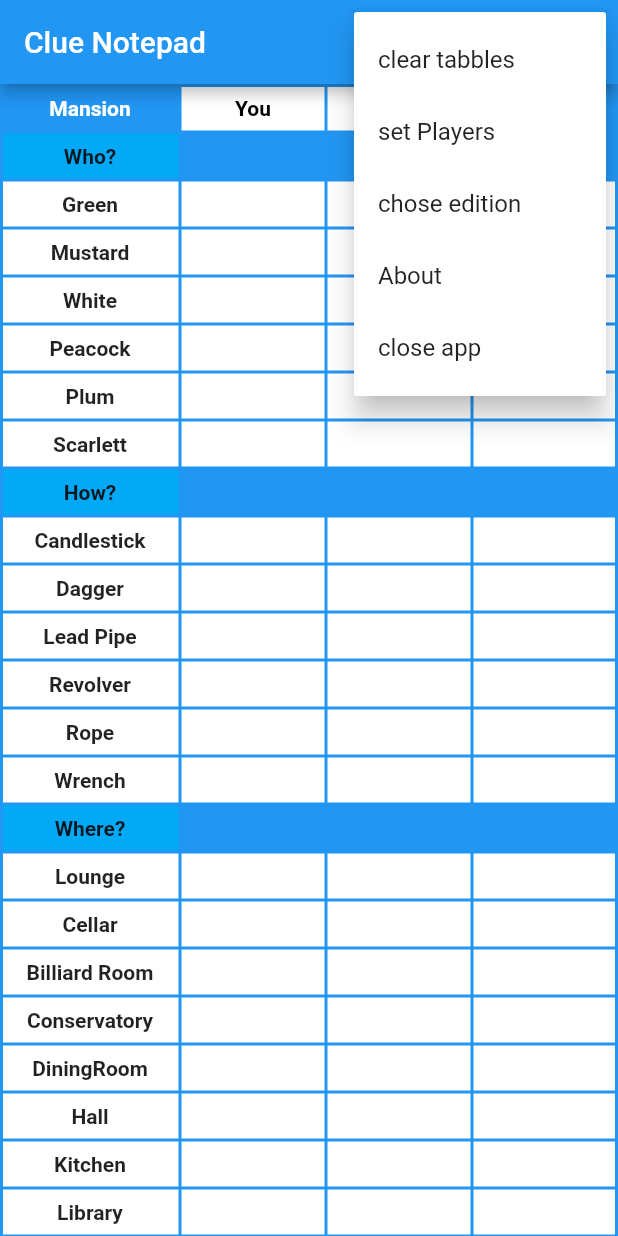
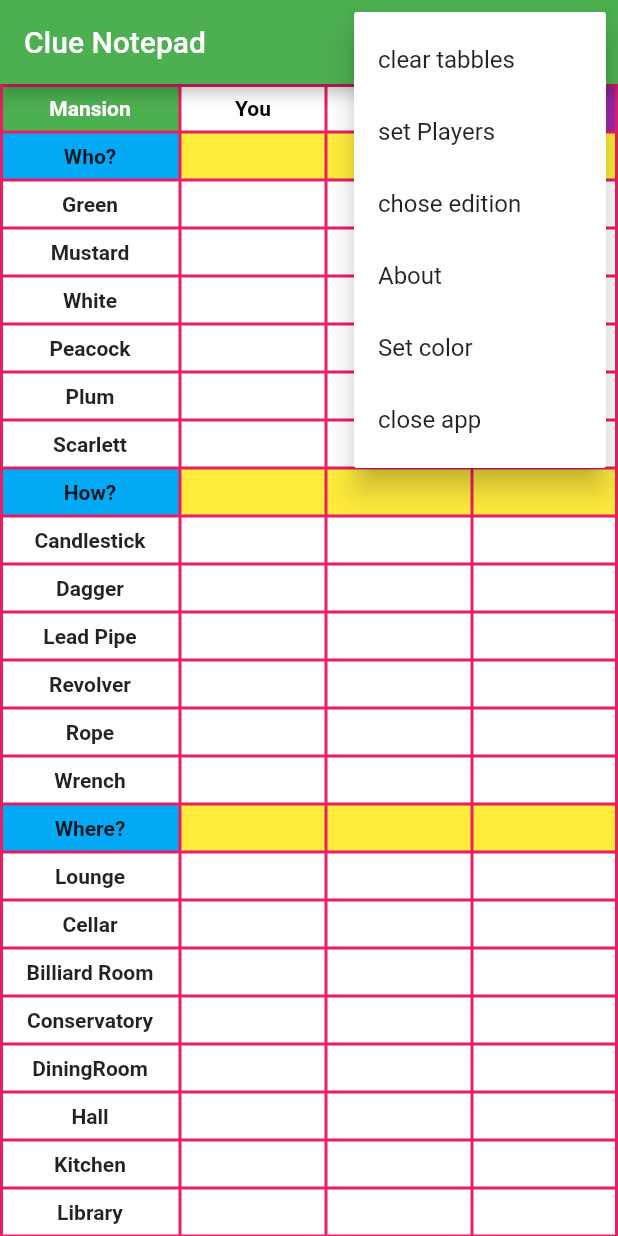
Before and after one commit to Cepeen/ClueNotepad, a Flutter app: the screen it shows after launch, after a tap on the "more vert" icon, on a phone screen of 412 x 824 dp. Run offline on Flutter 3.47's test engine with Material 2 defaults, Android fonts, the phone set to English and light mode, and no system bars; our stand-ins replace package_info_plus; generated files the repository leaves out were written again.

Commit message:
themes testing

```diff
--- a/lib/main.dart
+++ b/lib/main.dart
@@ -1,14 +1,14 @@
 import 'package:flutter/material.dart';
-import 'package:flutter/services.dart';
 import 'package:flutter_gen/gen_l10n/app_localizations.dart';
 import 'package:flutter_localizations/flutter_localizations.dart';
 import 'about.dart';
-
+import 'package:notepad/ui/global/theme/app_theme.dart';
 import 'tables.dart';
 
 void main() => runApp(const ClueNotepad());
 
 var selectedVersion;
+var selectedTheme = greenTheme;
 
 class ClueNotepad extends StatefulWidget {
   const ClueNotepad({Key key}) : super(key: key);
@@ -35,6 +35,7 @@ class _ClueNotepadState extends State<ClueNotepad> {
       ],
       title: ClueNotepad._title,
       home: AppContent(),
+      theme: selectedTheme,
     );
   }
 }
@@ -60,8 +61,7 @@ class _AppContentState extends State<AppContent> {
                       children: [
                         TextButton(
                             child: Text(AppLocalizations.of(context).clear),
-                            onPressed: () =>
-                                Navigator.of(context).pop(setState(() {
+                            onPressed: () => Navigator.of(context).pop(setState(() {
                                   playersInitial = playersInitial;
                                 }))),
                       ],
@@ -75,8 +75,7 @@ class _AppContentState extends State<AppContent> {
               context: context,
               builder: (context) => AlertDialog(
                   backgroundColor: Colors.blue[50],
-                  title: FittedBox(
-                      child: Text((AppLocalizations.of(context).howmany))),
+                  title: FittedBox(child: Text((AppLocalizations.of(context).howmany))),
                   content: Row(
                       mainAxisAlignment: MainAxisAlignment.center,
                       crossAxisAlignment: CrossAxisAlignment.center,
@@ -88,8 +87,7 @@ class _AppContentState extends State<AppContent> {
                               height: 40.0,
                               child: ElevatedButton(
                                   child: Text('2'),
-                                  onPressed: () =>
-                                      Navigator.of(context).pop(setState(() {
+                                  onPressed: () => Navigator.of(context).pop(setState(() {
                                         playersInitial = 2;
                                       })))),
                         ),
@@ -100,8 +98,7 @@ class _AppContentState extends State<AppContent> {
                               height: 40.0,
                               child: ElevatedButton(
                                   child: Text('3'),
-                                  onPressed: () =>
-                                      Navigator.of(context).pop(setState(() {
+                                  onPressed: () => Navigator.of(context).pop(setState(() {
                                         playersInitial = 3;
                                       })))),
                         ),
@@ -112,8 +109,7 @@ class _AppContentState extends State<AppContent> {
                               height: 40.0,
                               child: ElevatedButton(
                                   child: Text('4'),
-                                  onPressed: () =>
-                                      Navigator.of(context).pop(setState(() {
+                                  onPressed: () => Navigator.of(context).pop(setState(() {
                                         playersInitial = 4;
                                       })))),
                         ),
@@ -124,8 +120,7 @@ class _AppContentState extends State<AppContent> {
                               height: 40.0,
                               child: ElevatedButton(
                                   child: Text('5'),
-                                  onPressed: () =>
-                                      Navigator.of(context).pop(setState(() {
+                                  onPressed: () => Navigator.of(context).pop(setState(() {
                                         playersInitial = 5;
                                       })))),
                         ),
@@ -136,8 +131,7 @@ class _AppContentState extends State<AppContent> {
                               height: 40.0,
                               child: ElevatedButton(
                                   child: Text('6'),
-                                  onPressed: () =>
-                                      Navigator.of(context).pop(setState(() {
+                                  onPressed: () => Navigator.of(context).pop(setState(() {
                                         playersInitial = 6;
                                       })))),
                         ),
@@ -177,8 +171,7 @@ class _AppContentState extends State<AppContent> {
                                   selectedVersion = 2;
                                 }));
                               },
-                              child:
-                                  Text(AppLocalizations.of(context).discover),
+                              child: Text(AppLocalizations.of(context).discover),
                             ))),
                     SimpleDialogOption(
                         padding: const EdgeInsets.all(4.0),
@@ -200,13 +193,66 @@ class _AppContentState extends State<AppContent> {
         break;
       case 3:
         {
-          Navigator.push(
-              context, MaterialPageRoute(builder: (context) => About()));
+          Navigator.push(context, MaterialPageRoute(builder: (context) => About()));
         }
         break;
       case 4:
         {
-          SystemNavigator.pop();
+          showDialog(
+              context: context,
+              builder: (BuildContext context) {
+                return SimpleDialog(
+                  backgroundColor: Colors.blue[50],
+                  children: <Widget>[
+                    SimpleDialogOption(
+                        padding: const EdgeInsets.all(4.0),
+                        child: SizedBox(
+                            width: 20.0,
+                            height: 40.0,
+                            child: ElevatedButton(
+                              style: ElevatedButton.styleFrom(
+                                  backgroundColor: Colors.blue, //background color of button
+                                  elevation: 3, //elevation of button
+                                  shape: RoundedRectangleBorder(//to set border radius to button
+                                      )),
+                              onPressed: () {},
+                              child: Text(AppLocalizations.of(context).blue),
+                            ))),
+                    SimpleDialogOption(
+                        padding: const EdgeInsets.all(4.0),
+                        child: SizedBox(
+                            width: 40.0,
+                            height: 40.0,
+                            child: ElevatedButton(
+                              style: ElevatedButton.styleFrom(
+                                  backgroundColor: Colors.red, //background color of button
+                                  elevation: 3, //elevation of button
+                                  shape: RoundedRectangleBorder(//to set border radius to button
+                                      )),
+                              onPressed: () {},
+                              child: Text(AppLocalizations.of(context).red),
+                            ))),
+                    SimpleDialogOption(
+                        padding: const EdgeInsets.all(4.0),
+                        child: SizedBox(
+                            width: 40.0,
+                            height: 40.0,
+                            child: ElevatedButton(
+                              style: ElevatedButton.styleFrom(
+                                  backgroundColor: Colors.green, //background color of button
+                                  elevation: 3, //elevation of button
+                                  shape: RoundedRectangleBorder(//to set border radius to button
+                                      )),
+                              onPressed: () {
+                                Navigator.of(context).pop(setState(() {
+                                  selectedTheme = greenTheme;
+                                }));
+                              },
+                              child: Text(AppLocalizations.of(context).green),
+                            ))),
+                  ],
+                );
+              });
         }
         break;
       default:
@@ -222,19 +268,12 @@ class _AppContentState extends State<AppContent> {
           PopupMenuButton<int>(
             onSelected: (item) => onSelected(context, item),
             itemBuilder: (context) => [
-              PopupMenuItem(
-                  value: 0,
-                  child: Text(AppLocalizations.of(context).cleartabbles)),
-              PopupMenuItem(
-                  value: 1,
-                  child: Text(AppLocalizations.of(context).setPlayers)),
-              PopupMenuItem(
-                  value: 2,
-                  child: Text(AppLocalizations.of(context).choseedition)),
-              PopupMenuItem(
-                  value: 3, child: Text(AppLocalizations.of(context).about)),
-              PopupMenuItem(
-                  value: 4, child: Text(AppLocalizations.of(context).closeapp)),
+              PopupMenuItem(value: 0, child: Text(AppLocalizations.of(context).cleartabbles)),
+              PopupMenuItem(value: 1, child: Text(AppLocalizations.of(context).setPlayers)),
+              PopupMenuItem(value: 2, child: Text(AppLocalizations.of(context).choseedition)),
+              PopupMenuItem(value: 3, child: Text(AppLocalizations.of(context).about)),
+              PopupMenuItem(value: 4, child: Text(AppLocalizations.of(context).setcolor)),
+              PopupMenuItem(value: 5, child: Text(AppLocalizations.of(context).closeapp)),
             ],
           )
         ],
--- a/lib/tables.dart
+++ b/lib/tables.dart
@@ -15,14 +15,7 @@ class Notepad extends StatefulWidget {
 class _NotepadState extends State<Notepad> {
   @override
   Widget build(BuildContext context) {
-    var ktoArray = [
-      'Green',
-      'Mustard',
-      'Orchid',
-      'Peacock',
-      'Plum',
-      'Scarlett'
-    ];
+    var ktoArray = ['Green', 'Mustard', 'Orchid', 'Peacock', 'Plum', 'Scarlett'];
     var czymArray = [
       AppLocalizations.of(context).candlestick,
       AppLocalizations.of(context).dagger,
@@ -43,14 +36,7 @@ class _NotepadState extends State<Notepad> {
       AppLocalizations.of(context).study
     ];
 
-    var ktoArray2 = [
-      'Green',
-      'Mustard',
-      'White',
-      'Peacock',
-      'Plum',
-      'Scarlett'
-    ];
+    var ktoArray2 = ['Green', 'Mustard', 'White', 'Peacock', 'Plum', 'Scarlett'];
     var czymArray2 = [
       AppLocalizations.of(context).candlestick,
       AppLocalizations.of(context).axe,
@@ -74,14 +60,7 @@ class _NotepadState extends State<Notepad> {
       AppLocalizations.of(context).observatory
     ];
 
-    var ktoArray3 = [
-      'Green',
-      'Mustard',
-      'White',
-      'Peacock',
-      'Plum',
-      'Scarlett'
-    ];
+    var ktoArray3 = ['Green', 'Mustard', 'White', 'Peacock', 'Plum', 'Scarlett'];
     var czymArray3 = [
       AppLocalizations.of(context).candlestick,
       AppLocalizations.of(context).dagger,
@@ -105,31 +84,27 @@ class _NotepadState extends State<Notepad> {
 
     return SingleChildScrollView(
       child: Table(
-          border: TableBorder.all(width: 2, color: Colors.blue),
+          border: TableBorder.all(width: 2, color: Colors.pink),
           columnWidths: {
             0: FixedColumnWidth(120),
           },
           defaultVerticalAlignment: TableCellVerticalAlignment.middle,
           children: <TableRow>[
             TableRow(
-              decoration: const BoxDecoration(
-                color: Colors.white,
-              ),
+              decoration: const BoxDecoration(),
               children: <Widget>[
                 Container(
                     alignment: Alignment.center,
                     padding: EdgeInsets.all(2.0),
                     child: Text(AppLocalizations.of(context).mansion,
-                        style: TextStyle(
-                            fontWeight: FontWeight.bold, color: Colors.white)),
+                        style: TextStyle(fontWeight: FontWeight.bold, color: Colors.white)),
                     height: 32,
-                    color: Colors.blue),
+                    color: Colors.green),
                 Container(
                   alignment: Alignment.center,
                   padding: EdgeInsets.all(2.0),
                   child: Text(AppLocalizations.of(context).you,
-                      style: TextStyle(
-                          fontWeight: FontWeight.bold, color: Colors.black)),
+                      style: TextStyle(fontWeight: FontWeight.bold, color: Colors.black)),
                   height: 32,
                 ),
                 for (int i = 0; i <= widget.numberOfPlayers - 2; i++)
@@ -144,8 +119,7 @@ class _NotepadState extends State<Notepad> {
                             enabledBorder: InputBorder.none,
                             errorBorder: InputBorder.none,
                             disabledBorder: InputBorder.none,
-                            contentPadding: EdgeInsets.only(
-                                left: 3, bottom: 10, top: 0, right: 3),
+                            contentPadding: EdgeInsets.only(left: 3, bottom: 10, top: 0, right: 3),
                             hintText: AppLocalizations.of(context).player)),
                     height: 32,
                   ),
@@ -154,53 +128,33 @@ class _NotepadState extends State<Notepad> {
                     padding: EdgeInsets.all(2.0),
                     child: FittedBox(
                       child: Text('Notes',
-                          style: TextStyle(
-                              fontWeight: FontWeight.bold,
-                              color: Colors.white)),
+                          style: TextStyle(fontWeight: FontWeight.bold, color: Colors.white)),
                     ),
                     height: 32,
-                    color: Colors.blue),
+                    color: Colors.purple),
               ],
             ),
             if (selectedVersion == 1) ...[
-              createSectionTableRow(
-                  AppLocalizations.of(context).who, widget.numberOfPlayers),
-              for (var text in ktoArray)
-                createClickableTableRow(text, widget.numberOfPlayers),
-              createSectionTableRow(
-                  AppLocalizations.of(context).how, widget.numberOfPlayers),
-              for (var text in czymArray)
-                createClickableTableRow(text, widget.numberOfPlayers),
-              createSectionTableRow(
-                  AppLocalizations.of(context).where, widget.numberOfPlayers),
-              for (var text in gdzieArray)
-                createClickableTableRow(text, widget.numberOfPlayers),
+              createSectionTableRow(AppLocalizations.of(context).who, widget.numberOfPlayers),
+              for (var text in ktoArray) createClickableTableRow(text, widget.numberOfPlayers),
+              createSectionTableRow(AppLocalizations.of(context).how, widget.numberOfPlayers),
+              for (var text in czymArray) createClickableTableRow(text, widget.numberOfPlayers),
+              createSectionTableRow(AppLocalizations.of(context).where, widget.numberOfPlayers),
+              for (var text in gdzieArray) createClickableTableRow(text, widget.numberOfPlayers),
             ] else if (selectedVersion == 2) ...[
-              createSectionTableRow(
-                  AppLocalizations.of(context).who, widget.numberOfPlayers),
-              for (var text in ktoArray2)
-                createClickableTableRow(text, widget.numberOfPlayers),
-              createSectionTableRow(
-                  AppLocalizations.of(context).how, widget.numberOfPlayers),
-              for (var text in czymArray2)
-                createClickableTableRow(text, widget.numberOfPlayers),
-              createSectionTableRow(
-                  AppLocalizations.of(context).where, widget.numberOfPlayers),
-              for (var text in gdzieArray2)
-                createClickableTableRow(text, widget.numberOfPlayers),
+              createSectionTableRow(AppLocalizations.of(context).who, widget.numberOfPlayers),
+              for (var text in ktoArray2) createClickableTableRow(text, widget.numberOfPlayers),
+              createSectionTableRow(AppLocalizations.of(context).how, widget.numberOfPlayers),
+              for (var text in czymArray2) createClickableTableRow(text, widget.numberOfPlayers),
+              createSectionTableRow(AppLocalizations.of(context).where, widget.numberOfPlayers),
+              for (var text in gdzieArray2) createClickableTableRow(text, widget.numberOfPlayers),
             ] else ...[
-              createSectionTableRow(
-                  AppLocalizations.of(context).who, widget.numberOfPlayers),
-              for (var text in ktoArray3)
-                createClickableTableRow(text, widget.numberOfPlayers),
-              createSectionTableRow(
-                  AppLocalizations.of(context).how, widget.numberOfPlayers),
-              for (var text in czymArray3)
-                createClickableTableRow(text, widget.numberOfPlayers),
-              createSectionTableRow(
-                  AppLocalizations.of(context).where, widget.numberOfPlayers),
-              for (var text in gdzieArray3)
-                createClickableTableRow(text, widget.numberOfPlayers),
+              createSectionTableRow(AppLocalizations.of(context).who, widget.numberOfPlayers),
+              for (var text in ktoArray3) createClickableTableRow(text, widget.numberOfPlayers),
+              createSectionTableRow(AppLocalizations.of(context).how, widget.numberOfPlayers),
+              for (var text in czymArray3) createClickableTableRow(text, widget.numberOfPlayers),
+              createSectionTableRow(AppLocalizations.of(context).where, widget.numberOfPlayers),
+              for (var text in gdzieArray3) createClickableTableRow(text, widget.numberOfPlayers),
             ]
           ]),
     );
@@ -244,7 +198,7 @@ TableRow createSectionTableRow(String text, int playersAmount) {
       for (int i = 0; i <= playersAmount; i++)
         Container(
           height: 32,
-          color: Colors.blue,
+          color: Colors.yellow,
         ),
     ],
   );
@@ -268,8 +222,7 @@ class _ClickableTableCellState extends State<ClickableTableCell> {
             builder: (
               BuildContext context,
             ) {
-              return AlertDialog(backgroundColor: Colors.blue[50], actions: <
-                  Widget>[
+              return AlertDialog(backgroundColor: Colors.blue[50], actions: <Widget>[
                 Row(
                   mainAxisAlignment: MainAxisAlignment.center,
                   children: [
--- /dev/null
+++ b/lib/ui/global/theme/app_theme.dart
@@ -0,0 +1,22 @@
+import 'package:flutter/material.dart';
+
+final blueTheme = ThemeData(
+    colorScheme: ColorScheme.fromSwatch(primarySwatch: Colors.blue),
+    scaffoldBackgroundColor: Colors.white,
+    dividerColor: Colors.blue,
+    inputDecorationTheme: const InputDecorationTheme(
+        enabledBorder: OutlineInputBorder(borderSide: BorderSide(width: 3, color: Colors.red))));
+
+final redTheme = ThemeData(
+    colorScheme: ColorScheme.fromSwatch(primarySwatch: Colors.red),
+    scaffoldBackgroundColor: Colors.white,
+    dividerColor: Colors.red,
+    inputDecorationTheme: const InputDecorationTheme(
+        enabledBorder: OutlineInputBorder(borderSide: BorderSide(width: 3, color: Colors.red))));
+
+final greenTheme = ThemeData(
+    colorScheme: ColorScheme.fromSwatch(primarySwatch: Colors.green),
+    scaffoldBackgroundColor: Colors.white,
+    dividerColor: Colors.green,
+    inputDecorationTheme: const InputDecorationTheme(
+        enabledBorder: OutlineInputBorder(borderSide: BorderSide(width: 3, color: Colors.green))));
```
Also changed, not shown: lib/l10n/app_en.arb (+8 -4 lines), lib/l10n/app_pl.arb (+7 -0 lines), pubspec.yaml (+7 -0 lines), lib/about.dart (line endings or trailing spaces), pubspec.lock.
